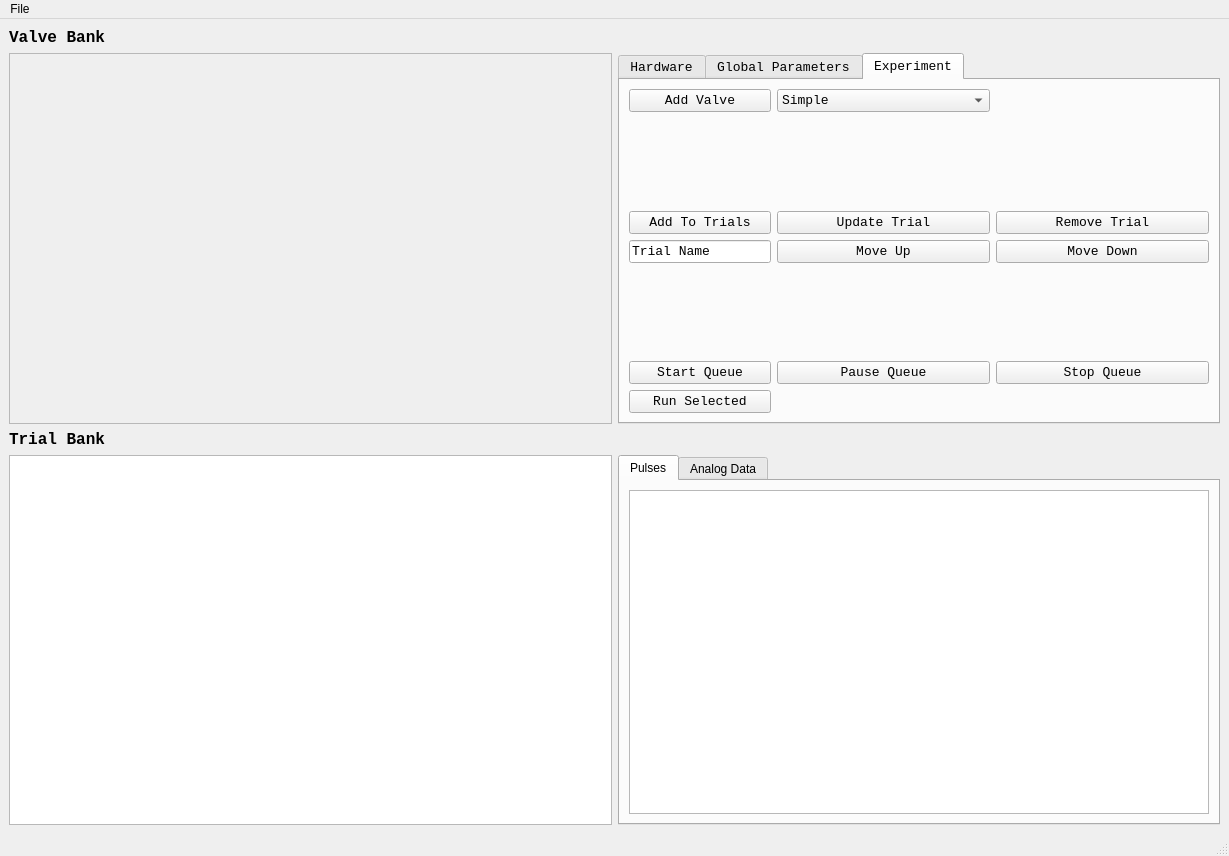
Before: the Qt Designer form UI/PulseBoyUI.ui in tobiasackels/PulseBoy, drawn with Qt 5.
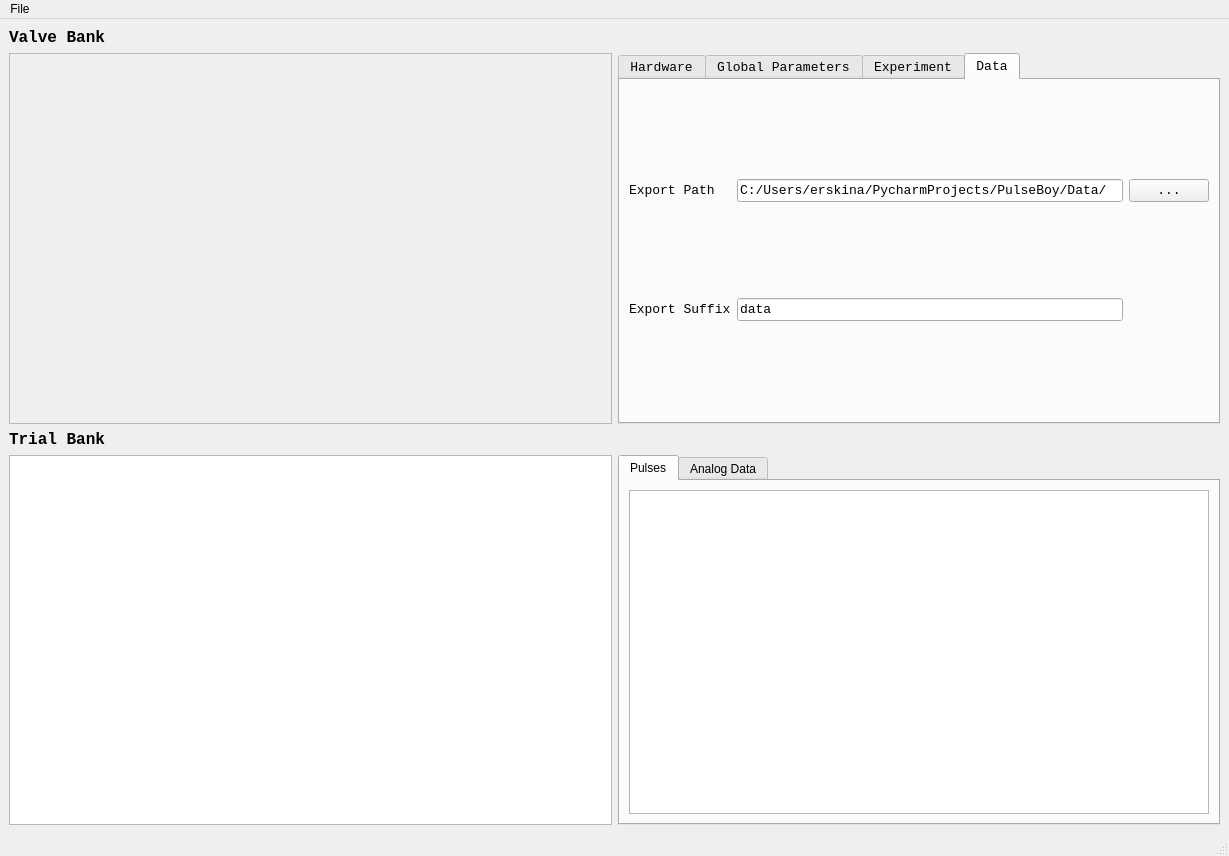
After: the same form once the commit is applied. The open tabs and pages were chosen to show the change. Custom widgets are drawn as their Qt base class.

```diff
--- a/UI/PulseBoyUI.ui
+++ b/UI/PulseBoyUI.ui
@@ -112,7 +112,7 @@
        </font>
       </property>
       <property name="currentIndex">
-       <number>2</number>
+       <number>3</number>
       </property>
       <widget class="QWidget" name="hardwareTab">
        <attribute name="title">
@@ -429,6 +429,48 @@
         </item>
        </layout>
       </widget>
+      <widget class="QWidget" name="dataExportTab">
+       <attribute name="title">
+        <string>Data</string>
+       </attribute>
+       <layout class="QGridLayout" name="gridLayout_7">
+        <item row="1" column="0">
+         <widget class="QLabel" name="label_13">
+          <property name="text">
+           <string>Export Suffix</string>
+          </property>
+         </widget>
+        </item>
+        <item row="0" column="0">
+         <widget class="QLabel" name="label_12">
+          <property name="text">
+           <string>Export Path</string>
+          </property>
+         </widget>
+        </item>
+        <item row="0" column="1">
+         <widget class="QLineEdit" name="exportPathEdit">
+          <property name="text">
+           <string>C:/Users/erskina/PycharmProjects/PulseBoy/Data/</string>
+          </property>
+         </widget>
+        </item>
+        <item row="1" column="1">
+         <widget class="QLineEdit" name="exportSuffixEdit">
+          <property name="text">
+           <string>data</string>
+          </property>
+         </widget>
+        </item>
+        <item row="0" column="2">
+         <widget class="QPushButton" name="exportPathDirButton">
+          <property name="text">
+           <string>...</string>
+          </property>
+         </widget>
+        </item>
+       </layout>
+      </widget>
      </widget>
     </item>
     <item row="3" column="2">
```
Left out of the diff: 2 changed lines with no effect on the pictures.
